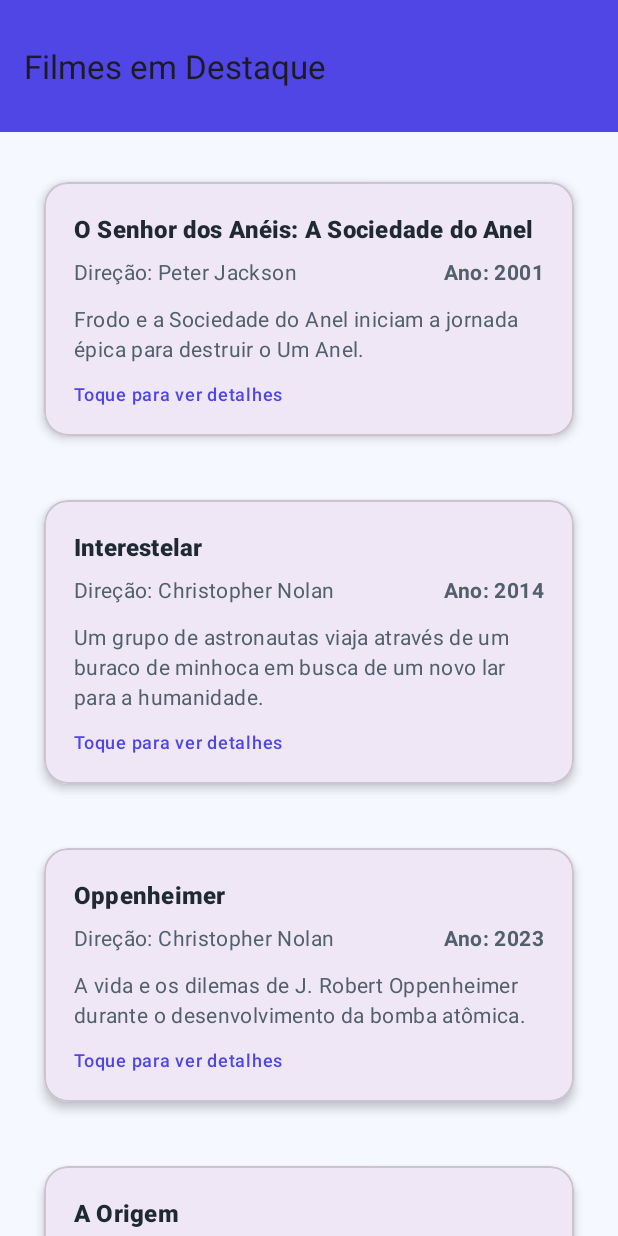
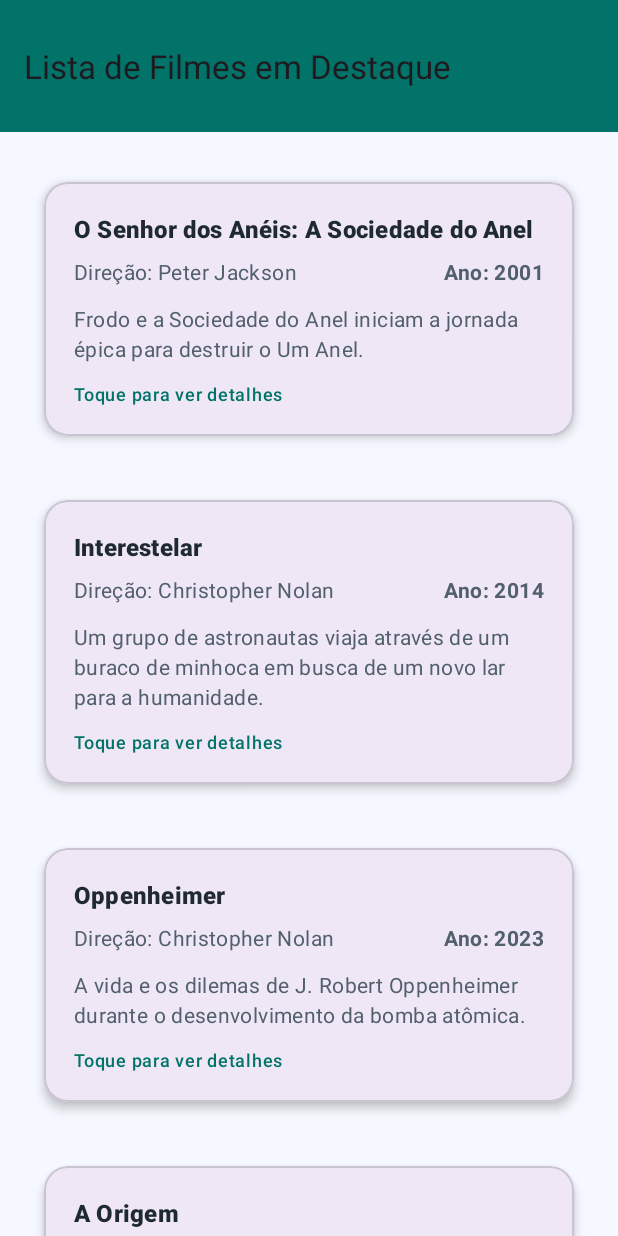
Before and after one commit to dudamatoss/Ap2TM, an Android app: the screen it shows after launch (MainActivity), on a phone screen of 412 x 824 dp. Run offline under Robolectric (Android 15) with nearby library versions, the phone set to English and light mode, and no system bars.

Commit message:
ajustes nas cores

```diff
--- a/app/src/main/res/values/colors.xml
+++ b/app/src/main/res/values/colors.xml
@@ -2,7 +2,7 @@
 <resources>
     <color name="black">#FF000000</color>
     <color name="white">#FFFFFFFF</color>
-    <color name="primaryColor">#4F46E5</color>
+    <color name="primaryColor">#017368</color>
     <color name="screenBackground">#FFF6F8FF</color>
     <color name="primaryText">#FF1F2933</color>
     <color name="secondaryText">#FF52606D</color>
--- a/app/src/main/res/values/strings.xml
+++ b/app/src/main/res/values/strings.xml
@@ -1,6 +1,6 @@
 <resources>
     <string name="app_name">AP2TM</string>
-    <string name="toolbar_title">Filmes em Destaque</string>
+    <string name="toolbar_title"> Lista de Filmes em Destaque</string>
     <string name="movie_director_format">Direção: %1$s</string>
     <string name="movie_year_format">Ano: %1$d</string>
     <string name="movie_removed_message">%1$s foi removido da lista.</string>
```
